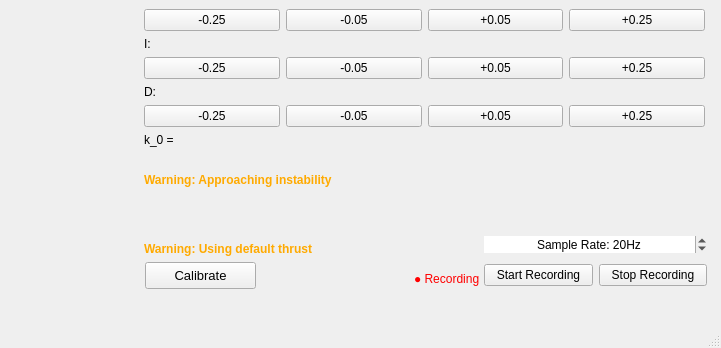
Above: GUI/ui/designer files/main_window.ui from Jone-the-creator/Digital_Twin_client before the change; both pictures show x 486 to 1207 and y 459 to 807 of the 1207 by 807 pixel window. Below: the same form after it.
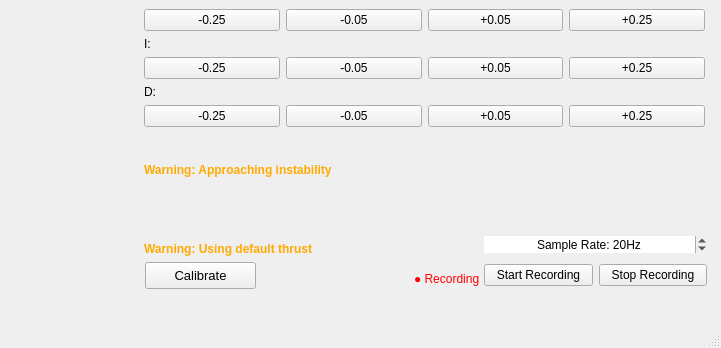
That is the form after the change.

Diff of the .ui file:
```diff
--- a/GUI/ui/designer files/main_window.ui
+++ b/GUI/ui/designer files/main_window.ui
@@ -365,13 +365,6 @@
          </item>
         </layout>
        </item>
-       <item>
-        <widget class="QLabel" name="PP_k_label">
-         <property name="text">
-          <string>k_0 = </string>
-         </property>
-        </widget>
-       </item>
       </layout>
      </item>
      <item>
@@ -508,7 +501,7 @@
      <string>Calibrate</string>
     </property>
    </widget>
-   <widget class="QWidget" name="">
+   <widget class="QWidget" name="layoutWidget">
     <property name="geometry">
      <rect>
       <x>631</x>
```
